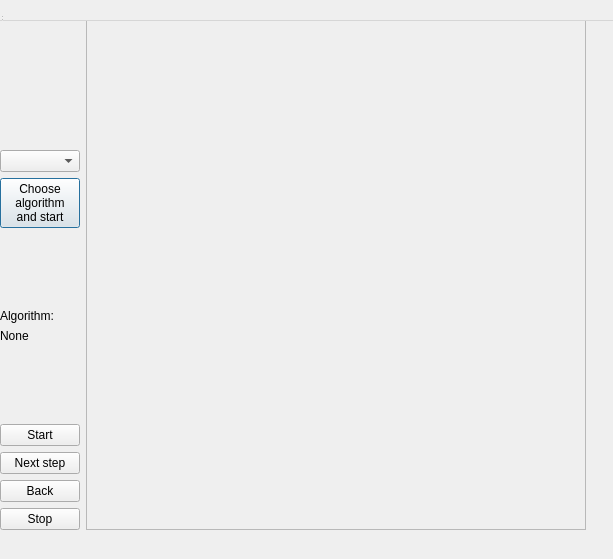
Old version of the form Graph_algorithms/GraphUI/graphplotwindow.ui in the repository symphony-of-nirfolio-uni/graph-algorithms.
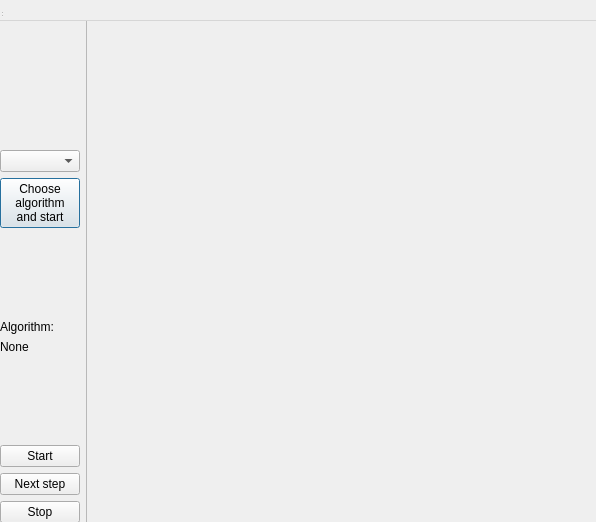
New version of the form.

Patch:
```diff
--- a/Graph_algorithms/GraphUI/graphplotwindow.ui
+++ b/Graph_algorithms/GraphUI/graphplotwindow.ui
@@ -6,14 +6,22 @@
    <rect>
     <x>0</x>
     <y>0</y>
-    <width>613</width>
-    <height>559</height>
+    <width>596</width>
+    <height>522</height>
    </rect>
   </property>
   <property name="windowTitle">
    <string>MainWindow</string>
   </property>
   <widget class="QWidget" name="centralwidget">
+   <property name="geometry">
+    <rect>
+     <x>0</x>
+     <y>0</y>
+     <width>597</width>
+     <height>523</height>
+    </rect>
+   </property>
    <layout class="QHBoxLayout" name="horizontalLayout">
     <item>
      <spacer name="horizontalSpacer_2">
@@ -145,19 +153,6 @@
         </property>
        </widget>
       </item>
-      <item>
-       <widget class="QPushButton" name="back_button">
-        <property name="sizePolicy">
-         <sizepolicy hsizetype="Fixed" vsizetype="Fixed">
-          <horstretch>0</horstretch>
-          <verstretch>0</verstretch>
-         </sizepolicy>
-        </property>
-        <property name="text">
-         <string>Back</string>
-        </property>
-       </widget>
-      </item>
       <item>
        <widget class="QPushButton" name="stop_button">
         <property name="sizePolicy">
@@ -230,7 +225,7 @@
          <x>0</x>
          <y>0</y>
          <width>498</width>
-         <height>498</height>
+         <height>519</height>
         </rect>
        </property>
       </widget>
@@ -248,7 +243,16 @@
     </rect>
    </property>
   </widget>
-  <widget class="QStatusBar" name="statusbar"/>
+  <widget class="QStatusBar" name="statusbar">
+   <property name="geometry">
+    <rect>
+     <x>0</x>
+     <y>0</y>
+     <width>3</width>
+     <height>18</height>
+    </rect>
+   </property>
+  </widget>
  </widget>
  <resources/>
  <connections/>
```
